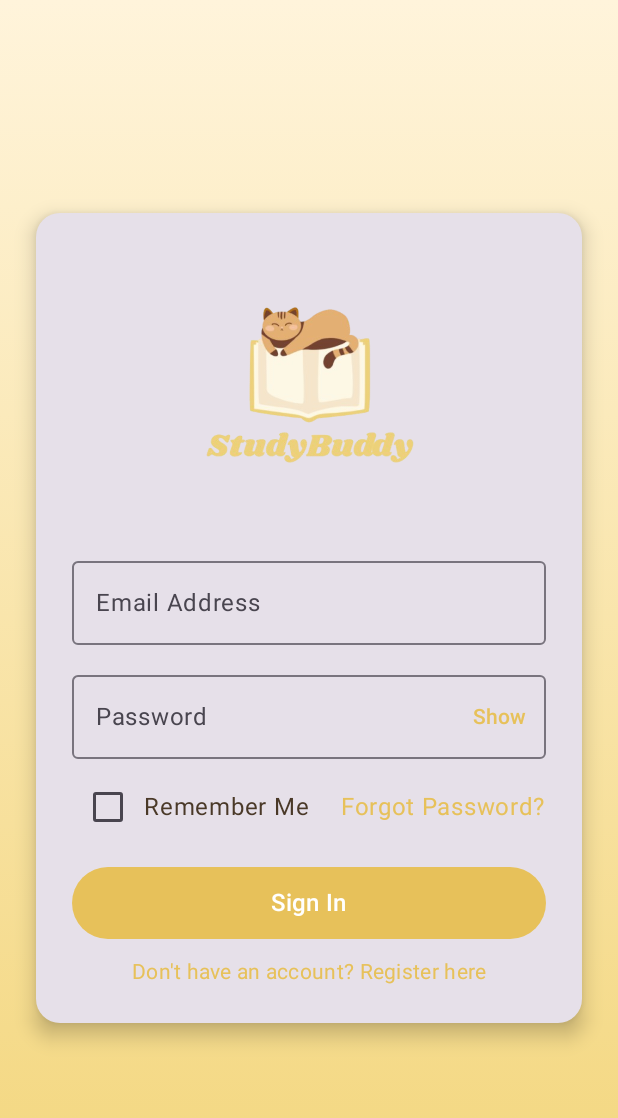
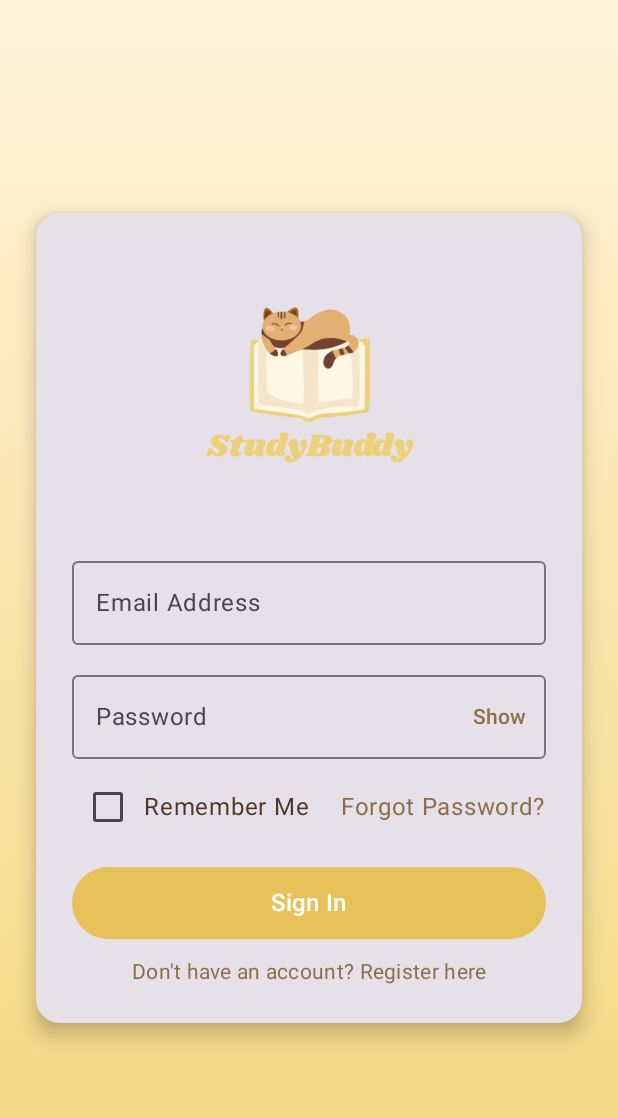
Before and after one commit to whyjsjejwj/MAD25_T01_Team03, an Android app built with Jetpack Compose: the screen it shows after launch (MainActivity), on a phone screen of 412 x 824 dp. Shown: the top 1118 px of the screen. Run offline under Robolectric (Android 15) with nearby library versions, the phone set to English and light mode, and no system bars; our stand-ins replace Firebase (no records; nobody signed in at launch, a user with empty details on screens opened directly).

Commit message:
changed text color in login screen

```diff
--- a/app/src/main/java/np/ict/mad/studybuddy/feature/auth/LoginScreen.kt
+++ b/app/src/main/java/np/ict/mad/studybuddy/feature/auth/LoginScreen.kt
@@ -109,7 +109,8 @@ fun LoginScreen(
                         if (showPassword) VisualTransformation.None else PasswordVisualTransformation(),
                     trailingIcon = {              // "Show / Hide" toggle button
                         TextButton(onClick = { showPassword = !showPassword }) {
-                            Text(if (showPassword) "Hide" else "Show")
+                            Text(if (showPassword) "Hide" else "Show",
+                                    color = Color(0xFF8C6F4A))
                         }
                     },
                     modifier = Modifier.fillMaxWidth(),
@@ -143,7 +144,7 @@ fun LoginScreen(
                     Text(
                         text = "Forgot Password?",
                         modifier = Modifier.clickable { onNavigateForgotPassword() },
-                        color = MaterialTheme.colorScheme.primary
+                        color = Color(0xFF8C6F4A)
                     )
                 }
 
@@ -214,7 +215,7 @@ fun LoginScreen(
                     "Don't have an account? Register here",
                     modifier = Modifier.clickable { onNavigateRegister() },
                     style = MaterialTheme.typography.bodyMedium,
-                    color = MaterialTheme.colorScheme.primary
+                    color = Color(0xFF8C6F4A)
                 )
             }
         }
```
